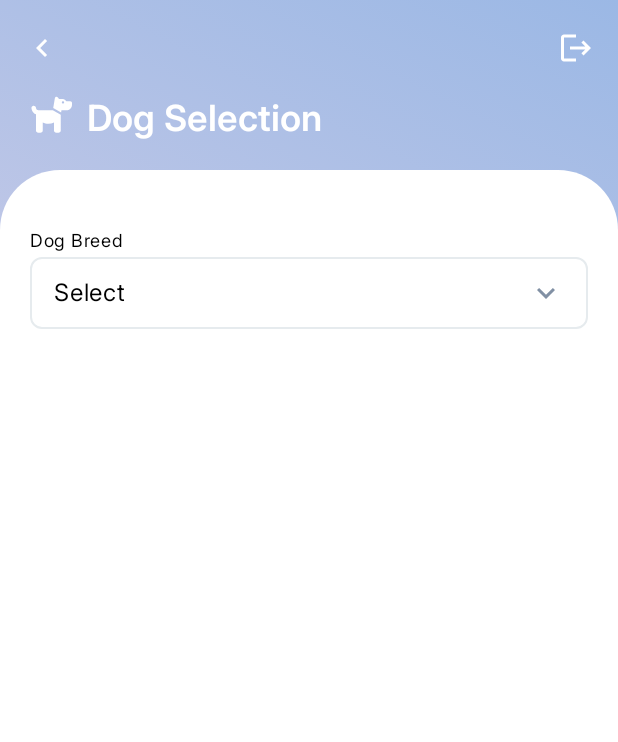
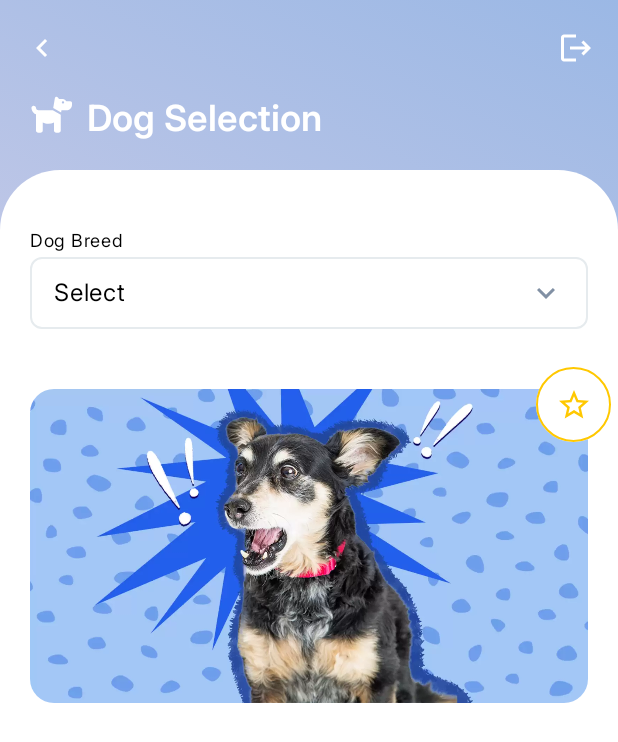
Before and after one commit to joaogouveia89/TikoDog, an Android app built with Jetpack Compose: the @Preview function DogPresentationScreenPreview, on a phone screen of 412 x 824 dp. Shown: the top 742 px of the screen. Run offline under Robolectric (Android 15) with nearby library versions, the phone set to English and light mode, and no system bars; Roboto replaces fonts that are not available here.

Commit message:
dog image container

```diff
--- a/app/build.gradle.kts
+++ b/app/build.gradle.kts
@@ -60,6 +60,7 @@ dependencies {
     implementation(libs.androidx.ui.tooling.preview)
     implementation(libs.androidx.material3)
     implementation(libs.androidx.material.icons.extended)
+    implementation(libs.coil.compose)
     testImplementation(libs.junit)
     androidTestImplementation(libs.androidx.junit)
     androidTestImplementation(libs.androidx.espresso.core)
--- a/app/src/main/java/io/github/joaogouveia89/tikodog/dogSelection/presentation/DogPresentationScreen.kt
+++ b/app/src/main/java/io/github/joaogouveia89/tikodog/dogSelection/presentation/DogPresentationScreen.kt
@@ -5,25 +5,39 @@ import androidx.compose.foundation.BorderStroke
 import androidx.compose.foundation.background
 import androidx.compose.foundation.border
 import androidx.compose.foundation.clickable
+import androidx.compose.foundation.layout.Box
 import androidx.compose.foundation.layout.Column
 import androidx.compose.foundation.layout.Row
 import androidx.compose.foundation.layout.fillMaxWidth
+import androidx.compose.foundation.layout.offset
 import androidx.compose.foundation.layout.padding
+import androidx.compose.foundation.layout.size
+import androidx.compose.foundation.shape.CircleShape
 import androidx.compose.foundation.shape.RoundedCornerShape
 import androidx.compose.material.icons.Icons
 import androidx.compose.material.icons.filled.KeyboardArrowDown
+import androidx.compose.material.icons.outlined.StarOutline
 import androidx.compose.material3.Icon
+import androidx.compose.material3.IconButton
 import androidx.compose.material3.MaterialTheme
 import androidx.compose.material3.Scaffold
 import androidx.compose.material3.Text
 import androidx.compose.runtime.Composable
+import androidx.compose.ui.Alignment
 import androidx.compose.ui.Modifier
+import androidx.compose.ui.draw.clip
 import androidx.compose.ui.graphics.Color
 import androidx.compose.ui.graphics.vector.ImageVector
+import androidx.compose.ui.layout.ContentScale
+import androidx.compose.ui.platform.LocalContext
+import androidx.compose.ui.res.painterResource
 import androidx.compose.ui.res.stringResource
 import androidx.compose.ui.res.vectorResource
 import androidx.compose.ui.tooling.preview.Preview
 import androidx.compose.ui.unit.dp
+import coil3.compose.AsyncImage
+import coil3.request.ImageRequest
+import coil3.request.crossfade
 import io.github.joaogouveia89.tikodog.R
 import io.github.joaogouveia89.tikodog.core.presentation.TikoDogTopBar
 import io.github.joaogouveia89.tikodog.core.presentation.components.PanelScreenHeader
@@ -31,13 +45,16 @@ import io.github.joaogouveia89.tikodog.core.presentation.components.TikoDogPanel
 import io.github.joaogouveia89.tikodog.ui.theme.TikoDogTheme
 import io.github.joaogouveia89.tikodog.ui.theme.TikoGray
 import io.github.joaogouveia89.tikodog.ui.theme.TikoGray2
+import io.github.joaogouveia89.tikodog.ui.theme.TikoYellow
 import io.github.joaogouveia89.tikodog.ui.theme.backgroundGradient
 
 @SuppressLint("UnusedMaterial3ScaffoldPaddingParameter")
 @Composable
 fun DogPresentationScreen(
+    isFavorite: Boolean,
     onBackClick: () -> Unit,
-    onLogoutClick: () -> Unit
+    onLogoutClick: () -> Unit,
+    onDogBreedSelectClick: () -> Unit
 ) {
     Scaffold(
         modifier = Modifier.background(backgroundGradient),
@@ -58,6 +75,21 @@ fun DogPresentationScreen(
                     title = stringResource(R.string.dog_selection)
                 ),
                 content = {
+                    PanelContent(
+                        isFavorite = isFavorite,
+                        onDogBreedSelectClick = onDogBreedSelectClick
+                    )
+                }
+            )
+        }
+    }
+}
+
+@Composable
+private fun PanelContent(
+    isFavorite: Boolean,
+    onDogBreedSelectClick: () -> Unit
+) {
     Column(
         modifier = Modifier.padding(horizontal = 20.dp)
     ) {
@@ -68,12 +100,15 @@ fun DogPresentationScreen(
         TikoDogSelectDogBreed(
             modifier = Modifier.padding(top = 4.dp),
             text = stringResource(R.string.select),
-                            onSelectClick = {}
+            onSelectClick = onDogBreedSelectClick
         )
-                    }
-                }
+
+        DogImage(
+            modifier = Modifier
+                .padding(top = 40.dp),
+            imageUrl = "",
+            isFavorite = isFavorite
         )
-        }
     }
 }
 
@@ -105,14 +140,95 @@ private fun TikoDogSelectDogBreed(
     }
 }
 
+@Composable
+fun DogImage(
+    modifier: Modifier = Modifier,
+    imageUrl: String,
+    isFavorite: Boolean = false
+) {
+    Box(
+        modifier = modifier
+            .fillMaxWidth()
+    ) {
+        AsyncImage(
+            modifier = Modifier
+                .clip(
+                    RoundedCornerShape(16.dp)
+                ),
+            model = ImageRequest.Builder(LocalContext.current)
+                .data(imageUrl)
+                .crossfade(true)
+                .build(),
+            contentDescription = null,
+            error = painterResource(R.drawable.dog_scared),
+            placeholder = painterResource(R.drawable.dog_thinking),
+            contentScale = ContentScale.Fit,
+        )
+
+        val icon = if (isFavorite)
+            ImageVector.vectorResource(id = R.drawable.star_fiiled)
+        else
+            Icons.Outlined.StarOutline
+
+        val bgColor = if (isFavorite)
+            TikoYellow
+        else
+            Color.White
+
+        val iconColor = if (isFavorite)
+            Color.Unspecified
+        else
+            TikoYellow
+
+        IconButton(
+            modifier = Modifier
+                .offset(
+                    x = 15.dp,
+                    y = (-15).dp
+                )
+                .size(50.dp)
+                .background(bgColor, shape = CircleShape) // Apply background with CircleShape
+                .border(
+                    1.dp,
+                    TikoYellow,
+                    shape = CircleShape
+                )
+                .align(Alignment.TopEnd),
+            onClick = { /*TODO*/ },
+            content = {
+                Icon(
+                    imageVector = icon,
+                    contentDescription = null,
+                    tint = iconColor
+                )
+            }
+        )
+    }
+}
+
 
 @Preview(showBackground = true)
 @Composable
 private fun DogPresentationScreenPreview() {
     TikoDogTheme {
         DogPresentationScreen(
+            isFavorite = false,
             onBackClick = {},
-            onLogoutClick = {}
+            onLogoutClick = {},
+            onDogBreedSelectClick = {}
         )
     }
 }
+
+@Preview(showBackground = true)
+@Composable
+private fun DogPresentationScreenFavoritePreview() {
+    TikoDogTheme {
+        DogPresentationScreen(
+            onBackClick = {},
+            onLogoutClick = {},
+            onDogBreedSelectClick = {},
+            isFavorite = true
+        )
+    }
+}
--- a/app/src/main/java/io/github/joaogouveia89/tikodog/ui/theme/Color.kt
+++ b/app/src/main/java/io/github/joaogouveia89/tikodog/ui/theme/Color.kt
@@ -16,6 +16,7 @@ val Pink40 = Color(0xFF7D5260)
 val TikoPurple = Color(0xFF812578)
 val TikoPink = Color(0xFFFDE0EA)
 val TikoBlue = Color(0xFF9BB8E5)
+val TikoYellow = Color(0xFFFFC800)
 
 val TikoGray = Color(0xFF8190A4)
 val TikoGray2 = Color(0xFFE6EBEE)
--- /dev/null
+++ b/app/src/main/res/drawable/star_fiiled.xml
@@ -0,0 +1,13 @@
+<vector xmlns:android="http://schemas.android.com/apk/res/android"
+    android:width="15dp"
+    android:height="14dp"
+    android:viewportWidth="15"
+    android:viewportHeight="14">
+  <path
+      android:pathData="M9.384,4.534L12.736,5.026C13.017,5.073 13.252,5.26 13.345,5.542C13.439,5.8 13.369,6.104 13.158,6.292L10.72,8.706L11.306,12.128C11.353,12.409 11.236,12.69 11.002,12.854C10.767,13.042 10.463,13.042 10.205,12.925L7.205,11.307L4.181,12.925C3.947,13.042 3.619,13.042 3.408,12.854C3.174,12.69 3.056,12.409 3.103,12.128L3.666,8.706L1.228,6.292C1.017,6.104 0.947,5.8 1.041,5.542C1.134,5.26 1.369,5.073 1.65,5.026L5.025,4.534L6.525,1.417C6.642,1.159 6.9,0.995 7.205,0.995C7.486,0.995 7.744,1.159 7.861,1.417L9.384,4.534Z"
+      android:fillColor="#E28800"/>
+  <path
+      android:pathData="M1.65,5.026C1.369,5.073 1.134,5.261 1.041,5.542C0.947,5.8 1.017,6.104 1.228,6.292L3.666,8.706L3.103,12.128C3.056,12.409 3.173,12.69 3.408,12.854C3.619,13.042 3.947,13.042 4.181,12.925L7.205,11.308L10.205,12.925C10.462,13.042 10.767,13.042 11.002,12.854C11.236,12.69 11.353,12.409 11.306,12.128L10.72,8.706L13.158,6.292C13.369,6.104 13.439,5.8 13.345,5.542C13.252,5.261 13.017,5.073 12.736,5.026L9.384,4.534L7.861,1.417C7.744,1.159 7.486,0.995 7.205,0.995C6.9,0.995 6.642,1.159 6.525,1.417L5.025,4.534L1.65,5.026ZM4.354,3.621L1.496,4.038L1.486,4.04C0.862,4.144 0.316,4.57 0.096,5.213C-0.123,5.831 0.035,6.551 0.539,7.017L2.595,9.053L2.117,11.964C2.117,11.964 2.117,11.964 2.116,11.965C2.01,12.606 2.268,13.251 2.788,13.641C3.377,14.127 4.143,14.062 4.628,13.819L4.641,13.813L7.203,12.443L9.76,13.821L9.791,13.835C10.294,14.064 11.007,14.113 11.601,13.655C12.135,13.267 12.401,12.613 12.293,11.964L11.794,9.05L13.847,7.017C14.35,6.551 14.509,5.831 14.29,5.213C14.07,4.57 13.524,4.144 12.9,4.04L12.891,4.038L10.051,3.621L8.764,0.988C8.48,0.379 7.869,-0.005 7.205,-0.005C6.534,-0.005 5.911,0.364 5.62,0.991L4.354,3.621Z"
+      android:fillColor="#ffffff"
+      android:fillType="evenOdd"/>
+</vector>
--- a/gradle/libs.versions.toml
+++ b/gradle/libs.versions.toml
@@ -1,5 +1,6 @@
 [versions]
 agp = "8.5.2"
+coilCompose = "3.0.0-rc01"
 kotlin = "1.9.0"
 coreKtx = "1.13.1"
 junit = "4.13.2"
@@ -12,6 +13,7 @@ composeBom = "2024.04.01"
 [libraries]
 androidx-core-ktx = { group = "androidx.core", name = "core-ktx", version.ref = "coreKtx" }
 androidx-material-icons-extended = { module = "androidx.compose.material:material-icons-extended" }
+coil-compose = { module = "io.coil-kt.coil3:coil-compose", version.ref = "coilCompose" }
 junit = { group = "junit", name = "junit", version.ref = "junit" }
 androidx-junit = { group = "androidx.test.ext", name = "junit", version.ref = "junitVersion" }
 androidx-espresso-core = { group = "androidx.test.espresso", name = "espresso-core", version.ref = "espressoCore" }
```
Also changed, not shown: app/src/main/res/drawable/dog_scared.png (added), app/src/main/res/drawable/dog_thinking.png (added). Lines whose indentation alone changed are shown as unchanged.
